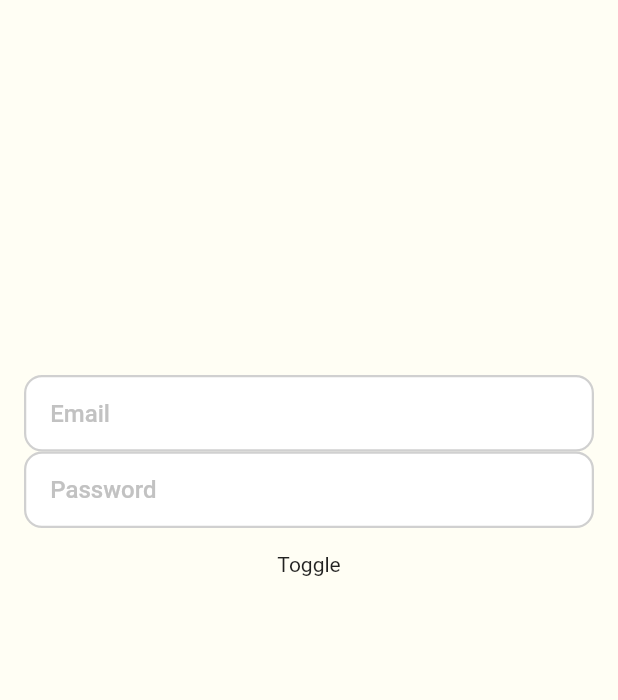
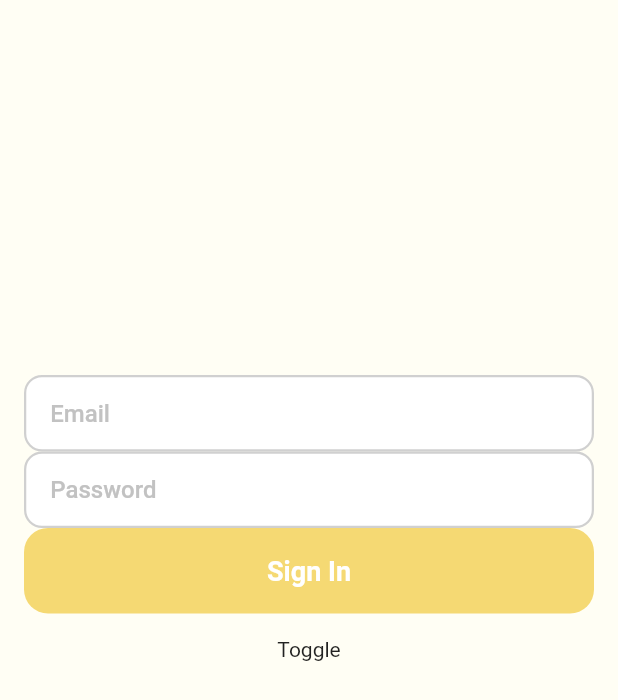
Before and after one commit to victoradepoju/firebase-auth-riverpod, a Flutter app: the screen it shows after launch, on a phone screen of 412 x 824 dp. Shown: the top 700 px of the screen. Run offline on Flutter 3.47's test engine with Material 2 defaults, Android fonts, the light colour scheme and no system bars; our stand-ins replace firebase_core, flutter_riverpod; accounts and stored records are empty.

Commit message:
added animated button to authentication_view

```diff
--- a/lib/authentication/authentication_view.dart
+++ b/lib/authentication/authentication_view.dart
@@ -1,3 +1,4 @@
+import 'package:auth_firebase_riverpod/components/animated_button.dart';
 import 'package:auth_firebase_riverpod/components/text_input_field.dart';
 import 'package:flutter/material.dart';
 
@@ -27,13 +28,32 @@ class _AuthenticationViewState extends State<AuthenticationView> {
               hintText: 'Password',
               onChanged: (_) {},
             ),
+            AnimatedButton(
+              onTap: () {},
+              child: Container(
+                padding: const EdgeInsets.symmetric(vertical: 18),
+                alignment: Alignment.center,
+                decoration: BoxDecoration(
+                  color: Color(0xFFF5D973),
+                  borderRadius: BorderRadius.circular(16),
+                ),
+                child: const Text(
+                  'Sign In',
+                  style: TextStyle(
+                    color: Colors.white,
+                    fontWeight: FontWeight.bold,
+                    fontSize: 18,
+                  ),
+                ),
+              ),
+            ),
             GestureDetector(
               onTap: () {
                 setState(() {
                   _showSignIn = !_showSignIn;
                 });
               },
-              child: Padding(
+              child: const Padding(
                 padding: EdgeInsets.all(16),
                 child: Text('Toggle'),
               ),
--- /dev/null
+++ b/lib/components/animated_button.dart
@@ -0,0 +1,67 @@
+// ignore_for_file: public_member_api_docs, sort_constructors_first
+import 'package:flutter/material.dart';
+
+class AnimatedButton extends StatefulWidget {
+  final VoidCallback? onTap;
+  final Widget child;
+  const AnimatedButton({
+    Key? key,
+    this.onTap,
+    required this.child,
+  }) : super(key: key);
+
+  @override
+  State<AnimatedButton> createState() => _AnimatedButtonState();
+}
+
+class _AnimatedButtonState extends State<AnimatedButton>
+    with SingleTickerProviderStateMixin {
+  late AnimationController _animationController;
+  late Animation<double> _animation;
+
+  @override
+  void initState() {
+    super.initState();
+    _animationController = AnimationController(
+      vsync: this,
+      duration: const Duration(
+        milliseconds: 200,
+      ),
+    );
+
+    _animation =
+        Tween<double>(begin: 1, end: 0.9).animate(_animationController);
+  }
+
+  @override
+  void dispose() {
+    _animationController.dispose();
+    super.dispose();
+  }
+
+  @override
+  Widget build(BuildContext context) {
+    return GestureDetector(
+      onTap: widget.onTap,
+      onTapDown: widget.onTap == null
+          ? null
+          : (_) {
+              _animationController.forward();
+            },
+      onTapUp: widget.onTap == null
+          ? null
+          : (_) {
+              _animationController.reverse();
+            },
+      child: AnimatedBuilder(
+        animation: _animationController,
+        builder: (context, _) {
+          return Transform.scale(
+            scale: _animation.value,
+            child: widget.child,
+          );
+        },
+      ),
+    );
+  }
+}
```
